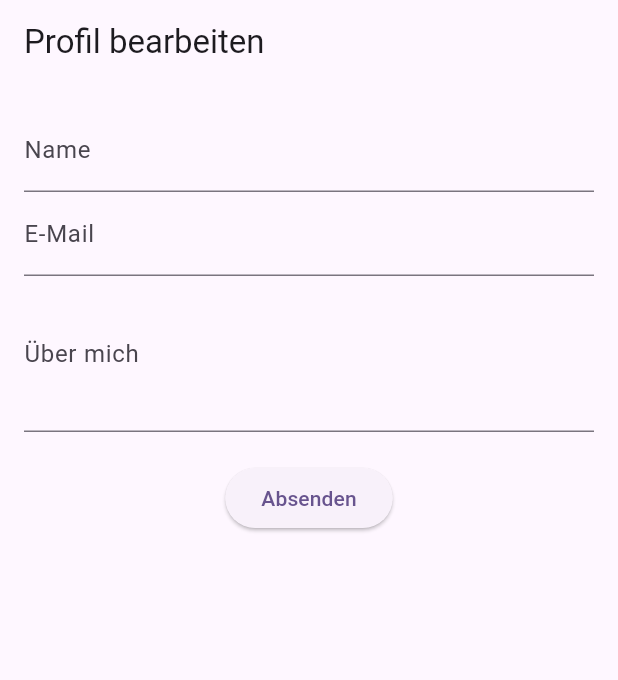
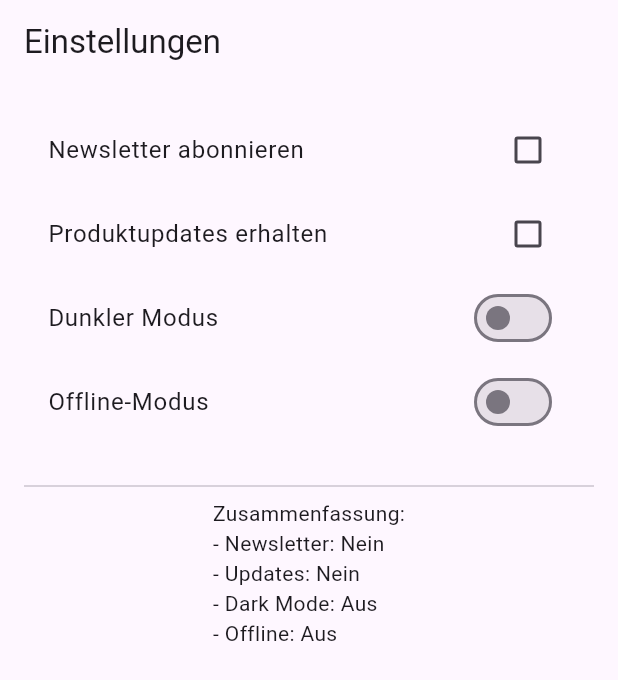
Before and after one commit to DerDaumen1/portfolio_5441141, a Flutter app: the screen it shows after launch, on a phone screen of 412 x 824 dp. Shown: the top 680 px of the screen. Run offline on Flutter 3.47's test engine with Material 3 defaults, Android fonts, the phone set to English and light mode, and no system bars.

```diff
--- a/lib/main.dart
+++ b/lib/main.dart
@@ -2,6 +2,7 @@ import 'package:flutter/material.dart';
 import 'pages/home_page.dart'; // Importiere deine neue Seite
 import 'package:portfolio_5441141/pages/slider_page.dart';
 import 'package:portfolio_5441141/pages/profile_form_page.dart';
+import 'package:portfolio_5441141/pages/settings_page.dart';
 
 
 void main() {
@@ -18,7 +19,7 @@ class MyApp extends StatelessWidget {
       theme: ThemeData(
         colorScheme: ColorScheme.fromSeed(seedColor: Colors.deepPurple),
       ),
-      home: const ProfileFormPage(),
+      home: const SettingsPage(),
  // Nutze die neue Startseite
     );
   }
--- /dev/null
+++ b/lib/pages/settings_page.dart
@@ -0,0 +1,66 @@
+import 'package:flutter/material.dart';
+
+class SettingsPage extends StatefulWidget {
+  const SettingsPage({super.key});
+
+  @override
+  State<SettingsPage> createState() => _SettingsPageState();
+}
+
+class _SettingsPageState extends State<SettingsPage> {
+  bool newsletter = false;
+  bool updates = false;
+  bool darkMode = false;
+  bool offlineMode = false;
+
+  @override
+  Widget build(BuildContext context) {
+    return Scaffold(
+      appBar: AppBar(title: const Text('Einstellungen')),
+      body: Padding(
+        padding: const EdgeInsets.all(16.0),
+        child: Column(
+          children: [
+            CheckboxListTile(
+              title: const Text("Newsletter abonnieren"),
+              value: newsletter,
+              onChanged: (value) {
+                setState(() => newsletter = value ?? false);
+              },
+            ),
+            CheckboxListTile(
+              title: const Text("Produktupdates erhalten"),
+              value: updates,
+              onChanged: (value) {
+                setState(() => updates = value ?? false);
+              },
+            ),
+            SwitchListTile(
+              title: const Text("Dunkler Modus"),
+              value: darkMode,
+              onChanged: (value) {
+                setState(() => darkMode = value);
+              },
+            ),
+            SwitchListTile(
+              title: const Text("Offline-Modus"),
+              value: offlineMode,
+              onChanged: (value) {
+                setState(() => offlineMode = value);
+              },
+            ),
+            const SizedBox(height: 20),
+            const Divider(),
+            Text(
+              "Zusammenfassung:\n"
+              "- Newsletter: ${newsletter ? "Ja" : "Nein"}\n"
+              "- Updates: ${updates ? "Ja" : "Nein"}\n"
+              "- Dark Mode: ${darkMode ? "Ein" : "Aus"}\n"
+              "- Offline: ${offlineMode ? "Ein" : "Aus"}",
+            ),
+          ],
+        ),
+      ),
+    );
+  }
+}
```
